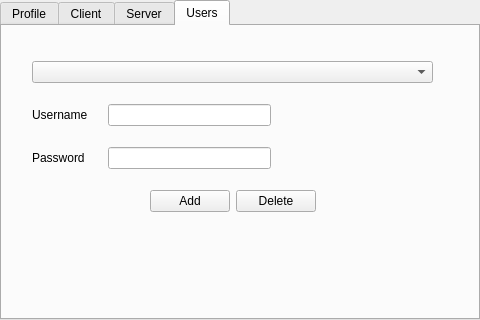
Old version of the form resources/preferences.ui in the repository jiakeliu/Cobra.
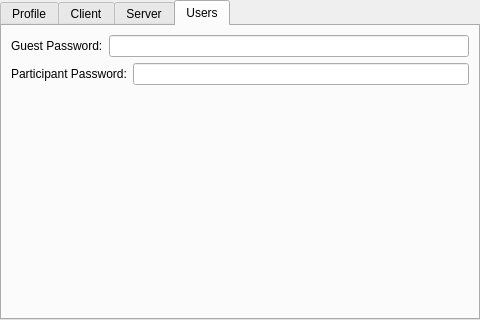
New version of the form. The open tabs and pages were chosen to show the change. Icons and pictures are not drawn.

Commit message: Added disconnect handling (mostly).  Need to go through and actually finish sending the ClosingState message...  Updated the preference to ui to fix a funky formatting issue on my mac... (put everything in a layout.. except the general tab)

Patch:
```diff
--- a/resources/preferences.ui
+++ b/resources/preferences.ui
@@ -611,52 +611,7 @@
         <attribute name="title">
          <string>Users</string>
         </attribute>
-        <widget class="QWidget" name="layoutWidget3">
-         <property name="geometry">
-          <rect>
-           <x>30</x>
-           <y>20</y>
-           <width>401</width>
-           <height>181</height>
-          </rect>
-         </property>
          <layout class="QVBoxLayout" name="verticalLayout_6">
-          <item>
-           <widget class="QComboBox" name="comboBox"/>
-          </item>
-          <item>
-           <layout class="QHBoxLayout" name="horizontalLayout_12">
-            <item>
-             <widget class="QLabel" name="label_9">
-              <property name="minimumSize">
-               <size>
-                <width>70</width>
-                <height>0</height>
-               </size>
-              </property>
-              <property name="text">
-               <string>Username</string>
-              </property>
-             </widget>
-            </item>
-            <item>
-             <widget class="QLineEdit" name="lineEdit"/>
-            </item>
-            <item>
-             <spacer name="horizontalSpacer_7">
-              <property name="orientation">
-               <enum>Qt::Horizontal</enum>
-              </property>
-              <property name="sizeHint" stdset="0">
-               <size>
-                <width>40</width>
-                <height>20</height>
-               </size>
-              </property>
-             </spacer>
-            </item>
-           </layout>
-          </item>
           <item>
            <layout class="QHBoxLayout" name="horizontalLayout_13">
             <item>
@@ -668,7 +623,7 @@
                </size>
               </property>
               <property name="text">
-               <string>Password</string>
+              <string>Guest Password:</string>
               </property>
              </widget>
             </item>
@@ -679,67 +634,42 @@
               </property>
              </widget>
             </item>
-            <item>
-             <spacer name="horizontalSpacer_6">
-              <property name="orientation">
-               <enum>Qt::Horizontal</enum>
-              </property>
-              <property name="sizeHint" stdset="0">
-               <size>
-                <width>40</width>
-                <height>20</height>
-               </size>
-              </property>
-             </spacer>
-            </item>
            </layout>
           </item>
           <item>
-           <layout class="QHBoxLayout" name="horizontalLayout_14">
+          <layout class="QHBoxLayout" name="horizontalLayout_12">
             <item>
-             <spacer name="horizontalSpacer_8">
-              <property name="orientation">
-               <enum>Qt::Horizontal</enum>
-              </property>
-              <property name="sizeHint" stdset="0">
+            <widget class="QLabel" name="label_9">
+             <property name="minimumSize">
                <size>
-                <width>40</width>
-                <height>20</height>
-               </size>
-              </property>
-             </spacer>
-            </item>
-            <item>
-             <widget class="QPushButton" name="pushButtonAdd">
+               <width>70</width>
+               <height>0</height>
+              </size>
+             </property>
               <property name="text">
-               <string>Add</string>
+              <string>Participant Password:</string>
               </property>
              </widget>
             </item>
             <item>
-             <widget class="QPushButton" name="pushButtonDel">
-              <property name="text">
-               <string>Delete</string>
-              </property>
-             </widget>
-            </item>
+            <widget class="QLineEdit" name="lineEdit"/>
+           </item>
+          </layout>
+         </item>
             <item>
-             <spacer name="horizontalSpacer_9">
+          <spacer name="verticalSpacer">
               <property name="orientation">
-               <enum>Qt::Horizontal</enum>
+            <enum>Qt::Vertical</enum>
               </property>
               <property name="sizeHint" stdset="0">
                <size>
-                <width>40</width>
-                <height>20</height>
+             <width>20</width>
+             <height>40</height>
                </size>
               </property>
              </spacer>
             </item>
            </layout>
-          </item>
-         </layout>
-        </widget>
        </widget>
       </widget>
      </item>
```
Left out of the diff: 144 changed lines with no effect on the pictures. Lines whose indentation alone changed are shown as unchanged. The commit also changes 9 other files.
